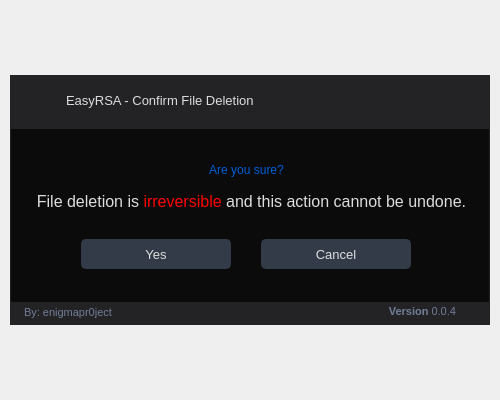
The window that UI/newConfirmDelete.ui (ameasere/EasyRSA) describes before a commit, drawn with Qt 5.
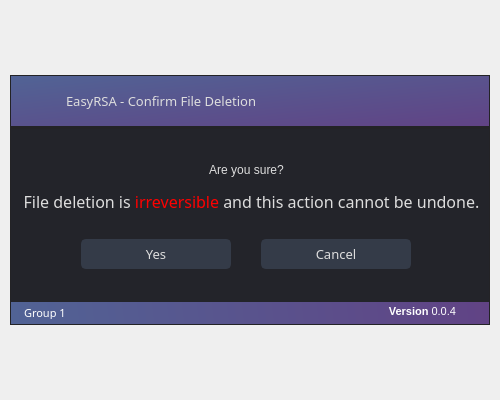
The same window after the commit. Icons and pictures are not drawn.

Patch:
```diff
--- a/UI/newConfirmDelete.ui
+++ b/UI/newConfirmDelete.ui
@@ -24,6 +24,9 @@
    <iconset resource="resources.qrc">
     <normaloff>:/images/images/images/RSA.png</normaloff>:/images/images/images/RSA.png</iconset>
   </property>
+  <property name="styleSheet">
+   <string notr="true"/>
+  </property>
   <widget class="QWidget" name="styleSheet">
    <property name="font">
     <font>
@@ -61,23 +64,23 @@
 /* /////////////////////////////////////////////////////////////////////////////////////////////////
 Bg App */
 #bgApp {
-	background-color: rgb(11,11,11);
+	background-color: rgb(35, 36, 42);
 	border: 1px solid rgb(35,35,38);
 }
 
 /* /////////////////////////////////////////////////////////////////////////////////////////////////
 Left Menu */
 #leftMenuBg {
-	background-color: rgb(35,35,38);
+	background-color: qlineargradient(spread:pad, x1:0, y1:0, x2:1, y2:1, stop:0 rgba(97, 67, 133, 255), stop:1 rgba(81, 99, 149, 255));
 }
 #topLogo {
-	background-color: rgb(35,35,38);
+	background-color: transparent;
 	background-image: url(:/images/images/images/RSA30x30.png);
 	background-position: center;
 	background-repeat: no-repeat;
 }
-#titleLeftApp { font: 63 12pt &quot;Segoe UI Semibold&quot;; }
-#titleLeftDescription { font: 8pt &quot;Segoe UI&quot;; color: rgb(32, 124, 245); }
+#titleLeftApp { font: 81 12pt &quot;Raleway ExtraBold&quot;; }
+#titleLeftDescription { font: 8pt &quot;Segoe UI&quot;; color: #aa63ff; }
 
 /* MENUS */
 #topMenu .QPushButton {
@@ -122,7 +125,7 @@
     background-repeat: no-repeat;
 	border: none;
 	border-left: 20px solid transparent;
-	background-color: rgb(37, 41, 48);
+	background-color: #23242a;
 	text-align: left;
 	padding-left: 44px;
 	color: rgb(113, 126, 149);
@@ -144,7 +147,7 @@
 	background-color: rgb(35,35,38);
 }
 #extraTopBg {
-	background-color: rgb(32, 124, 245);
+	background-color: #aa63ff;
 }
 
 /* Icon */
@@ -164,7 +167,7 @@
 
 /* Extra Content */
 #extraContent{
-	border-top: 3px solid rgb(11,11,11);
+	border-top: 3px solid rgb(35,35,38);
 }
 
 /* Extra Top Menus */
@@ -188,7 +191,7 @@
 /* /////////////////////////////////////////////////////////////////////////////////////////////////
 Content App */
 #contentTopBg{
-	background-color: rgb(35,35,38);
+	background-color: qlineargradient(spread:pad, x1:1, y1:1, x2:0, y2:0, stop:0 rgba(97, 67, 133, 255), stop:1 rgba(81, 99, 149, 255));
 }
 #contentBottom{
 	border-top: 3px solid rgb(35,35,38);
@@ -201,10 +204,10 @@
 
 /* Theme Settings */
 #extraRightBox { background-color: rgb(35,35,38); }
-#themeSettingsTopDetail { background-color: rgb(32, 124, 245); }
+#themeSettingsTopDetail { background-color: #aa63ff; }
 
 /* Bottom Bar */
-#bottomBar { background-color: rgb(35,35,38); }
+#bottomBar { background-color: qlineargradient(spread:pad, x1:1, y1:0.511, x2:0, y2:0.517, stop:0 rgba(97, 67, 133, 255), stop:1 rgba(81, 99, 149, 255)); }
 #bottomBar QLabel { font-size: 11px; color: rgb(113, 126, 149); padding-left: 10px; padding-right: 10px; padding-bottom: 2px; }
 
 /* CONTENT SETTINGS */
@@ -242,7 +245,7 @@
 	gridline-color: rgb(44, 49, 60);
 }
 QTableWidget::item:selected{
-	background-color: rgb(32, 124, 245);
+	background-color: #aa63ff;
 }
 QHeaderView::section{
 	background-color: rgb(35,35,38);
@@ -276,7 +279,7 @@
 	border: 2px solid rgb(35,35,38);
 	padding-left: 10px;
 	selection-color: rgb(255, 255, 255);
-	selection-background-color: rgb(0,94,217);
+	selection-background-color: #aa63ff;
 }
 QLineEdit:hover {
 	border: 2px solid rgb(64, 71, 88);
@@ -317,7 +320,7 @@
 	border-radius: 0px;
 }
 QScrollBar::handle:horizontal {
-    background: rgb(32, 124, 245);
+    background: #aa63ff;
     min-width: 25px;
 	border-radius: 4px;
 }
@@ -355,7 +358,7 @@
 	border-radius: 0px;
  }
  QScrollBar::handle:vertical {
-	background: rgb(32, 124, 245);
+	background: #aa63ff;
     min-height: 25px;
 	border-radius: 4px;
  }
@@ -446,7 +449,7 @@
 	background-repeat: no-repeat;
  }
 QComboBox QAbstractItemView {
-	color: rgb(0,94,217);
+	color: #aa63ff;
 	background-color: rgb(35,35,38);
 	padding: 10px;
 	selection-background-color: rgb(39, 44, 54);
@@ -464,7 +467,7 @@
 	background-color: rgb(55, 62, 76);
 }
 QSlider::handle:horizontal {
-    background-color: rgb(32, 124, 245);
+    background-color: #aa63ff;
     border: none;
     height: 10px;
     width: 10px;
@@ -488,7 +491,7 @@
 	background-color: rgb(55, 62, 76);
 }
 QSlider::handle:vertical {
-    background-color: rgb(32, 124, 245);
+    background-color: #aa63ff;
 	border: none;
     height: 10px;
     width: 10px;
@@ -505,7 +508,7 @@
 /* /////////////////////////////////////////////////////////////////////////////////////////////////
 CommandLinkButton */
 QCommandLinkButton {
-	color: rgb(0,94,217);
+	color: #aa63ff;
 	border-radius: 5px;
 	padding: 5px;
 }
@@ -716,13 +719,16 @@
                   </property>
                   <property name="font">
                    <font>
-                    <family>Segoe UI</family>
+                    <family>Raleway ExtraBold</family>
                     <pointsize>10</pointsize>
-                    <weight>50</weight>
+                    <weight>10</weight>
                     <italic>false</italic>
                     <bold>false</bold>
                    </font>
                   </property>
+                  <property name="styleSheet">
+                   <string notr="true">font: 81 10pt &quot;Raleway ExtraBold&quot;;</string>
+                  </property>
                   <property name="text">
                    <string>EasyRSA - Confirm File Deletion</string>
                   </property>
@@ -1051,9 +1057,9 @@
                        </property>
                        <property name="font">
                         <font>
-                         <family>Segoe UI</family>
+                         <family>Raleway SemiBold</family>
                          <pointsize>10</pointsize>
-                         <weight>50</weight>
+                         <weight>7</weight>
                          <italic>false</italic>
                          <bold>false</bold>
                         </font>
@@ -1085,9 +1091,9 @@
                        </property>
                        <property name="font">
                         <font>
-                         <family>Segoe UI</family>
+                         <family>Raleway SemiBold</family>
                          <pointsize>10</pointsize>
-                         <weight>50</weight>
+                         <weight>7</weight>
                          <italic>false</italic>
                          <bold>false</bold>
                         </font>
@@ -1112,7 +1118,7 @@
                         </rect>
                        </property>
                        <property name="styleSheet">
-                        <string notr="true">font: 14pt &quot;Segoe UI&quot;; color: rgb(0,94,217);</string>
+                        <string notr="true">font: 57 14pt &quot;Raleway Medium&quot;;</string>
                        </property>
                        <property name="lineWidth">
                         <number>1</number>
@@ -1147,9 +1153,9 @@
                        </property>
                        <property name="font">
                         <font>
-                         <family>Segoe UI</family>
+                         <family>Raleway Light</family>
                          <pointsize>14</pointsize>
-                         <weight>50</weight>
+                         <weight>3</weight>
                          <italic>false</italic>
                          <bold>false</bold>
                         </font>
@@ -1255,15 +1261,18 @@
                   </property>
                   <property name="font">
                    <font>
-                    <family>Segoe UI</family>
-                    <pointsize>-1</pointsize>
-                    <weight>50</weight>
+                    <family>Raleway SemiBold</family>
+                    <pointsize>8</pointsize>
+                    <weight>7</weight>
                     <italic>false</italic>
                     <bold>false</bold>
                    </font>
                   </property>
+                  <property name="styleSheet">
+                   <string notr="true">font: 63 8pt &quot;Raleway SemiBold&quot;;</string>
+                  </property>
                   <property name="text">
-                   <string>By: enigmapr0ject</string>
+                   <string>&lt;html&gt;&lt;head/&gt;&lt;body&gt;&lt;p&gt;&lt;span style=&quot; color:#ffffff;&quot;&gt;Group 1&lt;/span&gt;&lt;/p&gt;&lt;/body&gt;&lt;/html&gt;</string>
                   </property>
                   <property name="alignment">
                    <set>Qt::AlignLeading|Qt::AlignLeft|Qt::AlignVCenter</set>
@@ -1272,8 +1281,11 @@
                 </item>
                 <item>
                  <widget class="QLabel" name="version">
+                  <property name="styleSheet">
+                   <string notr="true">font: 63 8pt &quot;Raleway SemiBold&quot;;</string>
+                  </property>
                   <property name="text">
-                   <string>&lt;html&gt;&lt;head/&gt;&lt;body&gt;&lt;p&gt;&lt;span style=&quot; font-weight:600;&quot;&gt;Version&lt;/span&gt; 0.0.4&lt;/p&gt;&lt;/body&gt;&lt;/html&gt;</string>
+                   <string>&lt;html&gt;&lt;head/&gt;&lt;body&gt;&lt;p&gt;&lt;span style=&quot; font-weight:600; color:#ffffff;&quot;&gt;Version&lt;/span&gt;&lt;span style=&quot; color:#ffffff;&quot;&gt; 0.0.4&lt;/span&gt;&lt;/p&gt;&lt;/body&gt;&lt;/html&gt;</string>
                   </property>
                   <property name="alignment">
                    <set>Qt::AlignRight|Qt::AlignTrailing|Qt::AlignVCenter</set>
```
Left out of the diff: 54 changed lines with no effect on the pictures.
